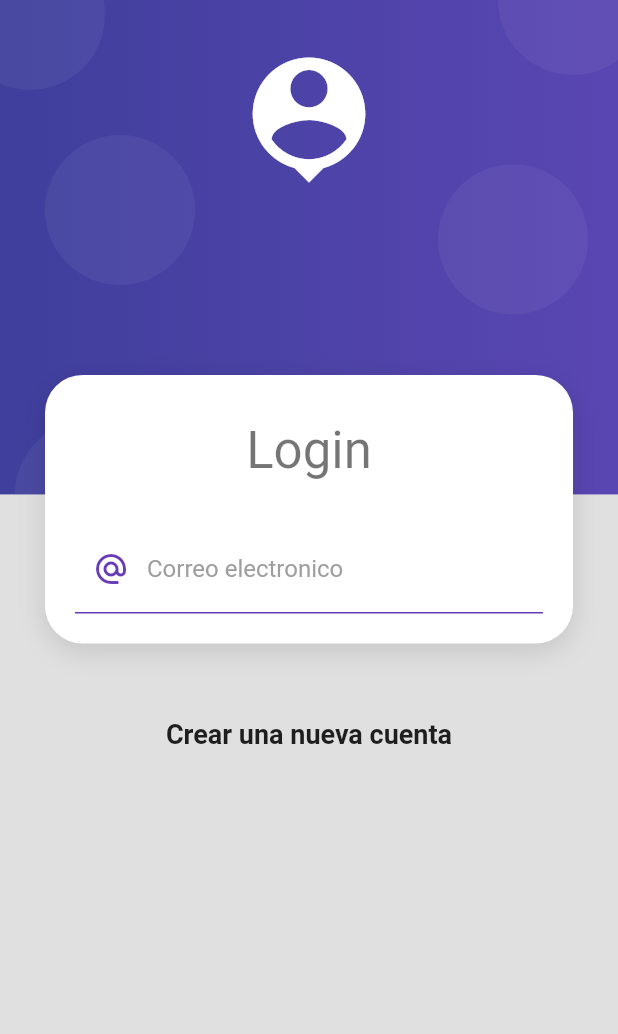
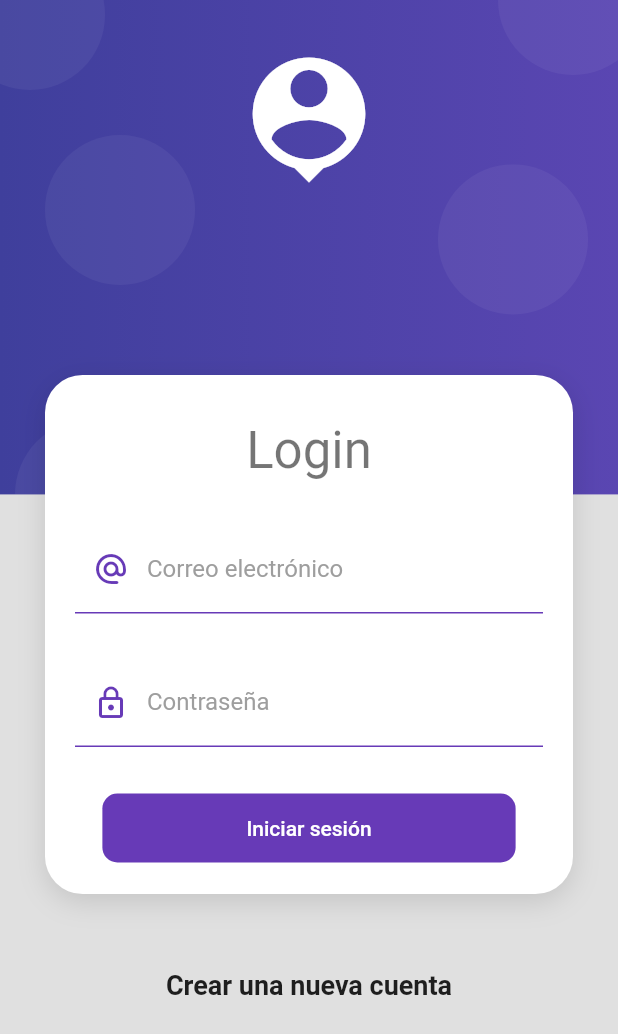
Before and after one commit to JuanIgnacioPiroso/productos_app, a Flutter app: the screen it shows after launch, on a phone screen of 412 x 824 dp. Shown: the top 1034 px of the screen. Run offline on Flutter 3.47's test engine with Material 2 defaults, Android fonts, the phone set to English and light mode, and no system bars.

Commit message:
inputdecorations

```diff
--- a/lib/screens/login_screen.dart
+++ b/lib/screens/login_screen.dart
@@ -1,4 +1,5 @@
 import 'package:flutter/material.dart';
+import 'package:productos_app/ui/input_decorations.dart';
 import 'package:productos_app/widgets/widgets.dart';
 
 class LoginScreen extends StatelessWidget {
@@ -34,6 +35,7 @@ class LoginScreen extends StatelessWidget {
 
               const SizedBox(height: 50),
               const Text('Crear una nueva cuenta', style: TextStyle(fontSize: 18, fontWeight: FontWeight.bold)),
+              const SizedBox(height: 50),
             ],
           ),
         ),
@@ -59,27 +61,46 @@ class _LoginForm extends StatelessWidget {
 
               autocorrect: false,
               keyboardType: TextInputType.emailAddress,
-              decoration: const InputDecoration(
-                enabledBorder: UnderlineInputBorder(
-                  borderSide: BorderSide(
-                    color: Colors.deepPurple
+              decoration: InputDecorations.authInputDecoration(
+                hintText: 'nombreusuario@example.com',
+                labelText: 'Correo electrónico',
+                prefixIcon: Icons.alternate_email_rounded
+              ),
+            ),
+
+            const SizedBox(height: 30),
+
+            TextFormField(
+
+              autocorrect: false,
+              obscureText: true,
+              keyboardType: TextInputType.emailAddress,
+              decoration: InputDecorations.authInputDecoration(
+                hintText: '*********',
+                labelText: 'Contraseña',
+                prefixIcon: Icons.lock_outline
+
+              ),
+            ),
+
+            const SizedBox(height: 30),
+
+            MaterialButton(
+              onPressed: () {},
+              color: Colors.deepPurple,
+              elevation: 0,
+              disabledColor: Colors.grey,
+              shape: RoundedRectangleBorder(
+                borderRadius: BorderRadius.circular(10)
+              ),
+              child: Container (
+                padding: const EdgeInsets.symmetric(horizontal: 80, vertical: 15),
+                child: const Text(
+                  'Iniciar sesión',
+                  style: TextStyle(color: Colors.white)
+                  )
                   ),
-                ),
-                focusedBorder: UnderlineInputBorder(
-                  borderSide: BorderSide(
-                    color: Colors.deepPurple,
-                    width: 2
-                  ),
-                ),
-                hintText: 'nombreapellido@example.com',
-                labelText: 'Correo electronico',
-                labelStyle: TextStyle(
-                  color: Colors.grey
-                ),
-                prefixIcon: Icon(Icons.alternate_email_sharp, color: Colors.deepPurple,)
-              ),
-            )
-          ],
+        )],
         ),
       ),
     );
--- /dev/null
+++ b/lib/ui/input_decorations.dart
@@ -0,0 +1,33 @@
+import 'package:flutter/material.dart';
+
+class InputDecorations {
+
+  static InputDecoration authInputDecoration({
+
+    required String hintText,
+    required String labelText,
+    IconData? prefixIcon,
+  }){
+
+    return  InputDecoration(
+                enabledBorder: const UnderlineInputBorder(
+                  borderSide: BorderSide(
+                    color: Colors.deepPurple
+                  ),
+                ),
+                focusedBorder: const UnderlineInputBorder(
+                  borderSide: BorderSide(
+                    color: Colors.deepPurple,
+                    width: 2
+                  ),
+                ),
+                hintText: hintText,
+                labelText: labelText,
+                labelStyle: const TextStyle(
+                  color: Colors.grey
+                ),
+                prefixIcon: prefixIcon != null ? Icon(prefixIcon, color: Colors.deepPurple,) : null,
+
+              );
+  }
+}
--- a/lib/widgets/auth_background.dart
+++ b/lib/widgets/auth_background.dart
@@ -1,7 +1,6 @@
 import 'package:flutter/material.dart';
 
 class AuthBackground extends StatelessWidget {
-
 
   final Widget child;
 
@@ -24,6 +23,7 @@ class AuthBackground extends StatelessWidget {
           const _HeaderIcon(),
 
           child,
+
 
 
         ],
```
